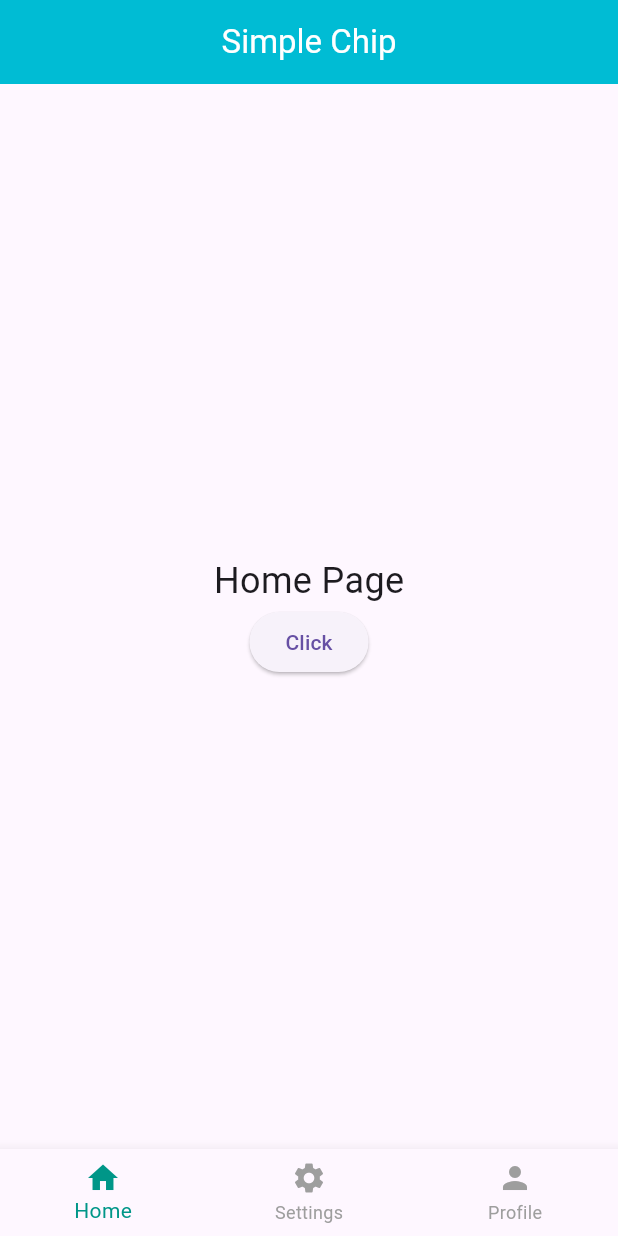
After one commit to umair8ali/Chips-in-Flutter, a Flutter app: the screen it shows after launch, on a phone screen of 412 x 824 dp. The commit adds this screen. Run offline on Flutter 3.47's test engine with Material 3 defaults, Android fonts, the light colour scheme and no system bars.

Commit message:
updating files

```diff
--- /dev/null
+++ b/lib/ButtonScreens/HomePage/home_page.dart
@@ -0,0 +1,31 @@
+import 'package:flutter/material.dart';
+import 'package:implementation_chips/ButtonScreens/HomePage/new_home_page.dart';
+
+class HomePage extends StatelessWidget {
+  const HomePage({super.key});
+
+  @override
+  Widget build(BuildContext context) {
+    return Scaffold(
+      body: Center(
+        child: Column(
+          mainAxisAlignment: MainAxisAlignment.center,
+          children: [
+            Text('Home Page', style: TextStyle(fontSize: 24)),
+            ElevatedButton(
+              child: Text('Click'),
+              onPressed: () {
+                Navigator.push(
+                  context,
+                  MaterialPageRoute(
+                    builder: (context) => NewHomePage(),
+                  ),
+                );
+              },
+            ),
+          ],
+        ),
+      ),
+    );
+  }
+}
```
Also changed, not shown: lib/ButtonScreens/HomePage/profile_page.dart (added, +31 -0 lines), lib/ButtonScreens/HomePage/setting_page.dart (added, +31 -0 lines), lib/new_screen.dart (+13 -68 lines).
